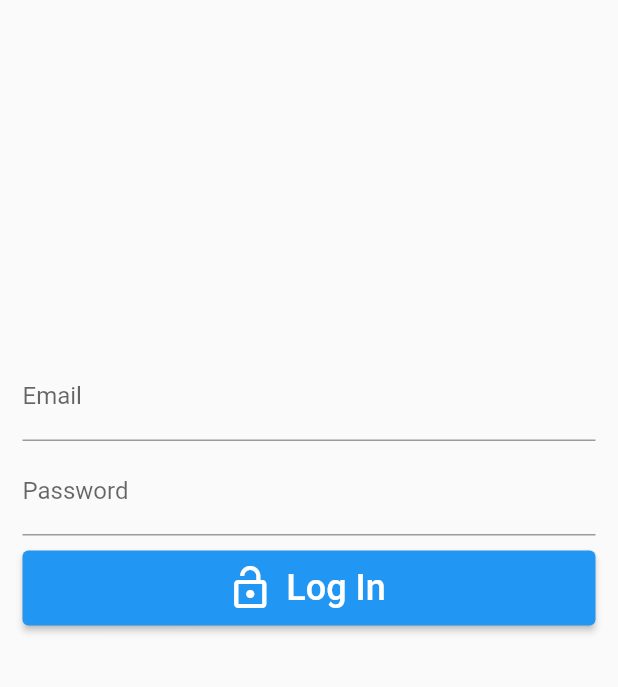
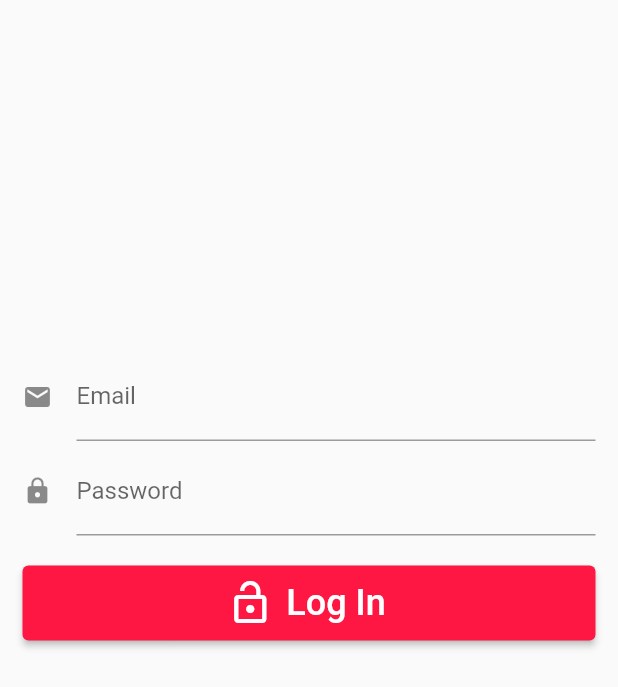
Before and after one commit to danielv27/roomies_app, a Flutter app: the screen it shows after launch, after a tap on "Log In", on a phone screen of 412 x 824 dp. Shown: the top 687 px of the screen. Run offline on Flutter 3.47's test engine with Material 2 defaults, Android fonts, the phone set to English and light mode, and no system bars; our stand-ins replace file_picker, firebase_auth, firebase_core, flutter_chat_types, flutter_chat_ui, image_picker and 1 more; missing offline and left inert: bottom_bar; accounts and stored records are empty; network calls fail.

Commit message:
some fixes

```diff
--- a/lib/main.dart
+++ b/lib/main.dart
@@ -6,8 +6,6 @@ import 'package:bottom_bar/bottom_bar.dart';
 import 'pages/roomies_page.dart';
 import 'pages/houses_page.dart';
 import 'pages/matches_page.dart';
-
-bool loggedIn = true; //will use this to evaluate wether
 
 Future main() async {
   WidgetsFlutterBinding.ensureInitialized();
@@ -44,16 +42,13 @@ class MainPage extends StatelessWidget {
      stream: FirebaseAuth.instance.authStateChanges(),
      builder: (context, snapshot) {
        if(snapshot.connectionState == ConnectionState.waiting) {
-         return Center(child: CircularProgressIndicator(),);
-       }
-       else if(snapshot.hasError){
-         return Center(child: Text('Wrong email or password'),);
+         return const Center(child: CircularProgressIndicator());
        }
        else if (snapshot.hasData) {
          return Home();
        }
        else {
-         return Container(child: LoginWidget(), margin: EdgeInsets.only(top: 200));
+         return Container(child: LoginWidget(), margin: const EdgeInsets.only(top: 200));
        }
      }
     ),
@@ -70,6 +65,9 @@ class LoginWidgetState extends State<LoginWidget> {
   final emailController = TextEditingController();
   final passwordController = TextEditingController();
 
+  bool invalidUserName = false;
+  bool invalidPassword = false;
+
   @override
   Widget build(BuildContext context) {
     return SingleChildScrollView(
@@ -79,24 +77,34 @@ class LoginWidgetState extends State<LoginWidget> {
         TextField(
           controller: emailController,
           textInputAction: TextInputAction.next,
-          decoration: const InputDecoration(labelText: "Email"),
+          decoration: InputDecoration(
+            icon: const Icon(Icons.email,size: 20),
+
+            labelText: "Email",
+            errorText: invalidUserName ? "Invalid Email" : null
+            ),
         ),
         const SizedBox(height: 4),
         TextField(
           controller: passwordController,
           textInputAction: TextInputAction.done,
-          decoration: const InputDecoration(labelText: "Password"),
+          decoration: InputDecoration(
+            icon: const Icon(Icons.lock,size: 20),
+            labelText: "Password",
+            errorText: invalidPassword ? "Invalid Password" : null
+            ),
         ),
 
-        const SizedBox(height: 10),
+        const SizedBox(height: 20),
 
         ElevatedButton.icon(
           style: ElevatedButton.styleFrom(
+            primary: Colors.redAccent[400],
             minimumSize: const Size.fromHeight(50)
+
           ),
           icon: const Icon(Icons.lock_open, size: 32),
           label: const Text("Log In", style: TextStyle(fontSize: 24)),
-
           onPressed: signIn,
           ),
       ]),
@@ -110,8 +118,18 @@ class LoginWidgetState extends State<LoginWidget> {
         email: emailController.text.trim(),
         password: passwordController.text.trim(),
       );
+
     } on FirebaseAuthException catch (exc) {
-      print(exc);
+      setState(() {
+        if (exc.toString().contains('email') || exc.toString().contains('user')){
+          invalidUserName = true;
+        }
+        if (exc.toString().contains('password')){
+          invalidPassword = true;
+        }
+        print(exc.toString());
+      });
+
     }
 
   }
```
